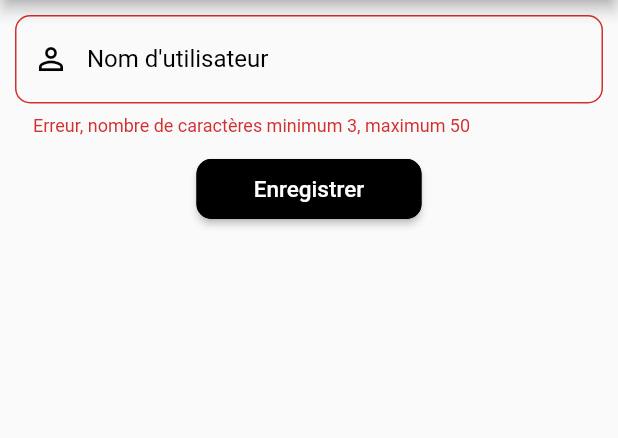
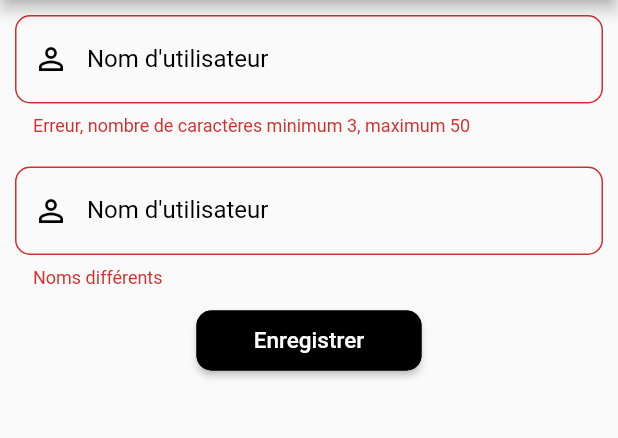
Before and after one commit to garrou/wimf, a Flutter app: the UpdateUsernamePage screen opened directly with empty values, after a tap on "Enregistrer", on a phone screen of 412 x 824 dp, the part 84-522 px from its top. Run offline on Flutter 3.47's test engine with Material 2 defaults, Android fonts, the phone set to English and light mode, and no system bars; our stand-ins replace google_fonts, shared_preferences, syncfusion_flutter_datepicker; missing offline and left inert: flutter_guards, http_interceptor; accounts and stored records are empty; statements that could not run were skipped.

Commit message:
Update change username

```diff
--- a/lib/views/auth/register.dart
+++ b/lib/views/auth/register.dart
@@ -113,7 +113,7 @@ class _RegisterFormState extends State<RegisterForm> {
 
   void _register() async {
     HttpResponse response = await AuthService()
-        .register(_username.text, _password.text, _confirm.text);
+        .register(_username.text.trim(), _password.text.trim(), _confirm.text.trim());
 
     if (response.success()) {
       Navigator.push(
--- a/lib/views/user/profile/update_password.dart
+++ b/lib/views/user/profile/update_password.dart
@@ -57,7 +57,7 @@ class _UpdatePasswordPageState extends State<UpdatePasswordPage> {
                 // ignore: body_might_complete_normally_nullable
                 validator: (value) {
                   if (_password.text != value || value!.isEmpty) {
-                    return 'Mot de passe incorrect';
+                    return 'Mots de passe différents';
                   }
                 },
                 obscureText: true,
--- a/lib/views/user/profile/update_username.dart
+++ b/lib/views/user/profile/update_username.dart
@@ -19,6 +19,7 @@ class UpdateUsernamePage extends StatefulWidget {
 class _UpdateUsernamePageState extends State<UpdateUsernamePage> {
   final _keyForm = GlobalKey<FormState>();
   final _name = TextEditingController();
+  final _confirm = TextEditingController();
 
   @override
   void initState() {
@@ -45,6 +46,20 @@ class _UpdateUsernamePageState extends State<UpdateUsernamePage> {
                 textfieldController: _name,
                 validator: (value) => lengthValidator(value, 3, 50),
               ),
+              AppTextField(
+                icon: Icon(
+                  Icons.person_outline,
+                  color: Theme.of(context).primaryColor,
+                ),
+                keyboardType: TextInputType.text,
+                label: "Nom d'utilisateur",
+                textfieldController: _confirm,
+                validator: (value) {
+                  if (_name.text != value || value!.isEmpty) {
+                    return 'Noms différents';
+                  }
+                },
+              ),
               AppButton(
                 content: "Enregistrer",
                 onPressed: _onSave,
@@ -63,7 +78,7 @@ class _UpdateUsernamePageState extends State<UpdateUsernamePage> {
 
   void _save() async {
     final HttpResponse response =
-        await UserService().updateUsername(_name.text.trim());
+        await UserService().updateUsername(_name.text.trim(), _confirm.text.trim());
 
     if (response.success()) {
       Navigator.pop(context);
```
Also changed, not shown: lib/services/user_service.dart (+5 -2 lines), pubspec.lock.
